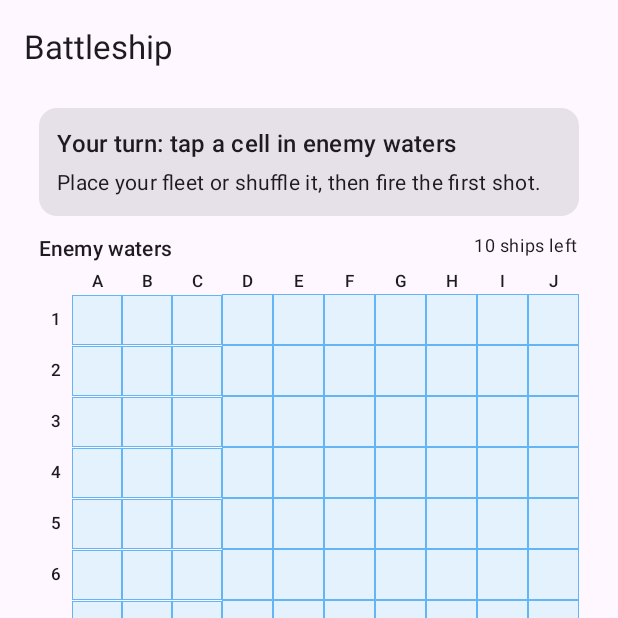
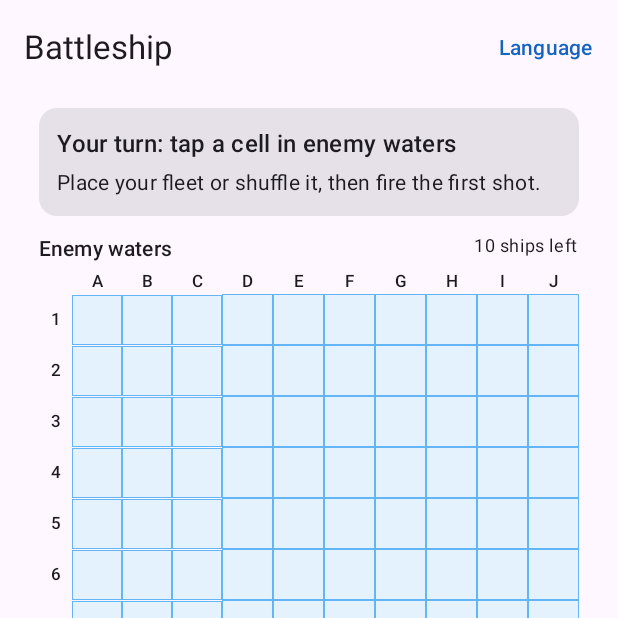
Before and after one commit to Sakharochok/kuts-ips31, an Android app built with Jetpack Compose: the screen it shows after launch (MainActivity), on a phone screen of 412 x 824 dp, the top half of it. Run offline under Robolectric (Android 15) with nearby library versions, the phone set to English and light mode, and no system bars; our stand-ins replace Timber.

Commit message:
feat(lab3): add Ukrainian localization and in-app language switcher
All UI text comes from string resources (en default, uk translation) incl.
Ukrainian plural forms and localized column letters. Language can be changed
in the app bar via AppCompat per-app locales, or in system settings on
Android 13+ (locales_config.xml).

```diff
--- a/lab3/app/src/main/java/com/kuts/battleship/ui/GameScreen.kt
+++ b/lab3/app/src/main/java/com/kuts/battleship/ui/GameScreen.kt
@@ -46,7 +46,10 @@ fun GameScreen(viewModel: GameViewModel = viewModel()) {
 
     Scaffold(
         topBar = {
-            TopAppBar(title = { Text(stringResource(R.string.app_name)) })
+            TopAppBar(
+                title = { Text(stringResource(R.string.app_name)) },
+                actions = { LanguageMenu() },
+            )
         },
     ) { padding ->
         Column(
--- /dev/null
+++ b/lab3/app/src/main/java/com/kuts/battleship/ui/LanguageMenu.kt
@@ -0,0 +1,75 @@
+package com.kuts.battleship.ui
+
+import androidx.appcompat.app.AppCompatDelegate
+import androidx.compose.foundation.layout.Box
+import androidx.compose.material3.DropdownMenu
+import androidx.compose.material3.DropdownMenuItem
+import androidx.compose.material3.Text
+import androidx.compose.material3.TextButton
+import androidx.compose.runtime.Composable
+import androidx.compose.runtime.getValue
+import androidx.compose.runtime.mutableStateOf
+import androidx.compose.runtime.remember
+import androidx.compose.runtime.setValue
+import androidx.compose.ui.res.stringResource
+import androidx.core.os.LocaleListCompat
+import com.kuts.battleship.R
+import timber.log.Timber
+
+/** Мова застосунку; порожній тег — мова системи. */
+enum class AppLanguage(val tag: String) {
+    SYSTEM(""),
+    ENGLISH("en"),
+    UKRAINIAN("uk");
+
+    companion object {
+        fun current(): AppLanguage {
+            val tag = AppCompatDelegate.getApplicationLocales().toLanguageTags()
+            return entries.firstOrNull { it != SYSTEM && tag.startsWith(it.tag) } ?: SYSTEM
+        }
+    }
+}
+
+/**
+ * Перемикач мови в панелі застосунку. Використовує per-app language API з AppCompat:
+ * вибір зберігається (див. AppLocalesMetadataHolderService у маніфесті),
+ * а Activity перестворюється з новими ресурсами; стан гри тримає ViewModel.
+ */
+@Composable
+fun LanguageMenu() {
+    var expanded by remember { mutableStateOf(false) }
+    val current = AppLanguage.current()
+
+    Box {
+        TextButton(onClick = { expanded = true }) {
+            Text(
+                when (current) {
+                    AppLanguage.SYSTEM -> stringResource(R.string.language_menu)
+                    else -> current.tag.uppercase()
+                }
+            )
+        }
+        DropdownMenu(expanded = expanded, onDismissRequest = { expanded = false }) {
+            AppLanguage.entries.forEach { language ->
+                DropdownMenuItem(
+                    text = {
+                        Text(
+                            when (language) {
+                                AppLanguage.SYSTEM -> stringResource(R.string.language_system)
+                                AppLanguage.ENGLISH -> stringResource(R.string.language_en)
+                                AppLanguage.UKRAINIAN -> stringResource(R.string.language_uk)
+                            }
+                        )
+                    },
+                    onClick = {
+                        expanded = false
+                        if (language != current) {
+                            Timber.i("Language changed: %s -> %s", current, language)
+                            AppCompatDelegate.setApplicationLocales(LocaleListCompat.forLanguageTags(language.tag))
+                        }
+                    },
+                )
+            }
+        }
+    }
+}
--- a/lab3/app/src/main/res/values/strings.xml
+++ b/lab3/app/src/main/res/values/strings.xml
@@ -3,7 +3,7 @@
     <string name="app_name">Battleship</string>
 
     <!-- Літери для підпису стовпців поля, по одній на стовпець. -->
-    <string name="column_letters" translatable="true">ABCDEFGHIJ</string>
+    <string name="column_letters">ABCDEFGHIJ</string>
 
     <string name="board_enemy">Enemy waters</string>
     <string name="board_player">Your fleet</string>
@@ -39,4 +39,10 @@
     <string name="legend_hit">hit</string>
     <string name="legend_sunk">sunk</string>
     <string name="legend_miss">miss</string>
+
+    <string name="language_menu">Language</string>
+    <string name="language_system">System default</string>
+    <!-- Назви мов завжди пишуться мовою оригіналу, тому не перекладаються. -->
+    <string name="language_en" translatable="false">English</string>
+    <string name="language_uk" translatable="false">Українська</string>
 </resources>
--- /dev/null
+++ b/lab3/app/src/main/res/xml/locales_config.xml
@@ -0,0 +1,6 @@
+<?xml version="1.0" encoding="utf-8"?>
+<!-- Мови для системного вибору мови застосунку (Налаштування → Застосунки → Мова, Android 13+). -->
+<locale-config xmlns:android="http://schemas.android.com/apk/res/android">
+    <locale android:name="en" />
+    <locale android:name="uk" />
+</locale-config>
```
Also changed, not shown: lab3/app/src/main/AndroidManifest.xml (+11 -0 lines), 1 other file.
